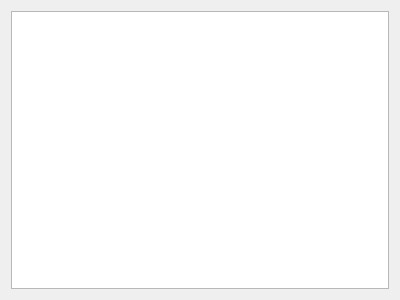
First picture: the form in dialogtester.ui, repository mdrska80/timesheet, before the edit.
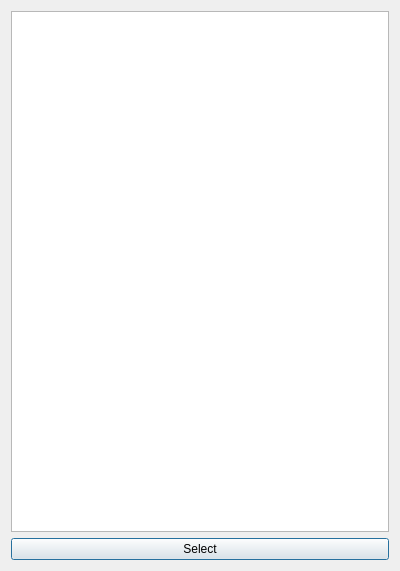
Second picture: the form after the edit. Custom widgets are drawn as their Qt base class.

Commit message: - Improved entries analyzer - Renamed TSVersion enum items - Added new method to helper class NumberToTime - Better saving options, now it is prepared for saving in multiple formats - Removed Process from EntryFileInfo - all calculations are in EntriesAnalyzer - ...

```diff
--- a/dialogtester.ui
+++ b/dialogtester.ui
@@ -7,16 +7,23 @@
     <x>0</x>
     <y>0</y>
     <width>400</width>
-    <height>300</height>
+    <height>571</height>
    </rect>
   </property>
   <property name="windowTitle">
    <string>Dialog</string>
   </property>
-  <layout class="QHBoxLayout" name="horizontalLayout">
+  <layout class="QVBoxLayout" name="verticalLayout">
    <item>
     <widget class="XmlFileDetailView" name="listView"/>
    </item>
+   <item>
+    <widget class="QPushButton" name="pushButton">
+     <property name="text">
+      <string>Select</string>
+     </property>
+    </widget>
+   </item>
   </layout>
  </widget>
  <customwidgets>
```
Left out of the diff: 3 changed lines with no effect on the pictures. The commit also changes 31 other files.
